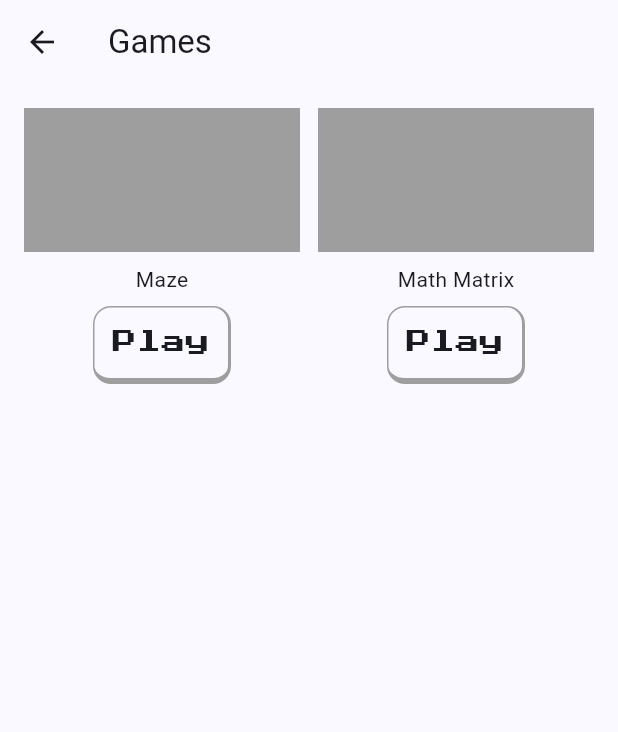
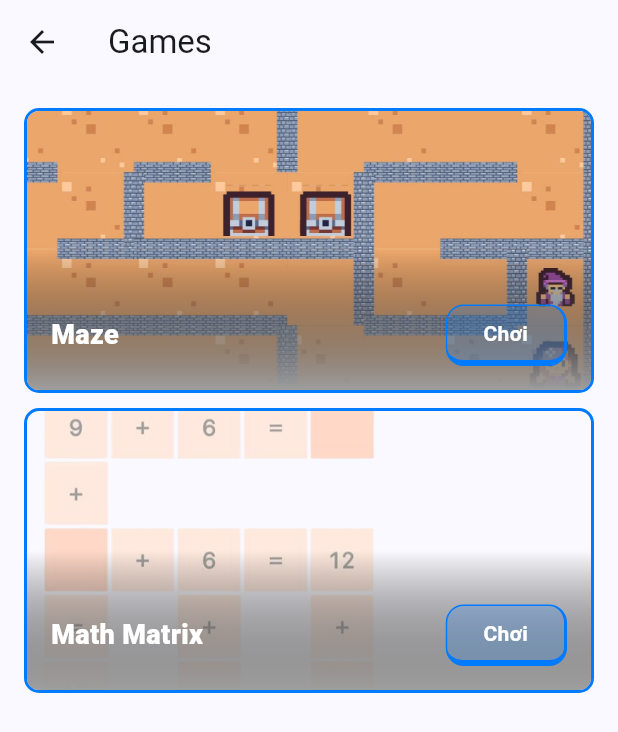
Before and after one commit to VIPCODE03/SmartLearn, a Flutter app: the SCRGame screen opened directly, on a phone screen of 412 x 824 dp. Shown: the top 732 px of the screen. Run offline on Flutter 3.47's test engine with Material 3 defaults, Android fonts, the light colour scheme and no system bars; our stand-ins replace app_links, bloc, camera, confetti, dartz, diacritic and 17 more; missing offline and left inert: flame, flutter_awesome_calculator, flutter_drawing_board, flutter_quill, flutter_tex, performer and 3 more; accounts and stored records are empty; statements that could not run were skipped.

Commit message:
update pc

```diff
--- a/lib/app/assets/app_assets.dart
+++ b/lib/app/assets/app_assets.dart
@@ -49,6 +49,13 @@ class _GameAssets {
   const _GameAssets();
 
   final maze = const _Maze();
+  final avatar = const _Avatar();
+}
+
+class _Avatar {
+  const _Avatar();
+  final String maze = "assets/game/avatar/maze.jpg";
+  final String matrix = "assets/game/avatar/matrix.jpg";
 }
 
 class _Maze {
--- a/lib/app/ui/widgets/web_widget.dart
+++ b/lib/app/ui/widgets/web_widget.dart
@@ -29,7 +29,9 @@ class _WIDWebState extends State<WIDWeb> {
   @override
   Widget build(BuildContext context) {
     if (_controller == null) {
-      return const Center(child: CircularProgressIndicator());
+      return Center(child: CircularProgressIndicator(
+        color: context.style.color.primaryColor,
+      ));
     }
 
     return Scaffold(
@@ -51,12 +53,6 @@ class _WIDWebState extends State<WIDWeb> {
         ],
       ),
     );
-  }
-
-  @override
-  void dispose() {
-    // KHÔNG xoá controller => giữ lại trạng thái
-    super.dispose();
   }
 }
 
--- a/lib/features/game/main/presentation/screens/game_screen.dart
+++ b/lib/features/game/main/presentation/screens/game_screen.dart
@@ -1,6 +1,8 @@
 import 'package:flutter/material.dart';
-import 'package:google_fonts/google_fonts.dart';
+import 'package:smart_learn/app/assets/app_assets.dart';
+import 'package:smart_learn/app/languages/provider.dart';
 import 'package:smart_learn/app/router/app_router_mixin.dart';
+import 'package:smart_learn/app/style/appstyle.dart';
 import 'package:smart_learn/features/game/games/math_matrix/game_math_screen.dart';
 import 'package:smart_learn/features/game/games/maze/presentation/maze_game_screen.dart';
 import 'package:smart_learn/features/game/shared/widgets/button_widget.dart';
@@ -15,6 +17,11 @@ class SCRGame extends StatelessWidget with AppRouterMixin {
       'Math Matrix'
     ];
 
+    final avatars = [
+      AppAssets.path.game.avatar.maze,
+      AppAssets.path.game.avatar.matrix,
+    ];
+
     final gameScreens = [
       const SCRMazeGame(),
       const SCRGameMathMatrix()
@@ -27,15 +34,17 @@ class SCRGame extends StatelessWidget with AppRouterMixin {
         child: GridView.builder(
           itemCount: games.length,
           gridDelegate: const SliverGridDelegateWithFixedCrossAxisCount(
-            crossAxisCount: 2,
-            crossAxisSpacing: 12,
-            mainAxisSpacing: 12,
-            childAspectRatio: 1,
+            crossAxisCount: 1,
+            crossAxisSpacing: 10,
+            mainAxisSpacing: 10,
+            childAspectRatio: 2,
           ),
           itemBuilder: (context, index) {
-            return GameCard(title: games[index], onPlay: () {
-              pushSlideUp(context, gameScreens[index]);
-            });
+            return GameCard(
+                title: games[index],
+                imageUrl: avatars[index],
+                onPlay: () => pushSlideUp(context, gameScreens[index])
+            );
           },
         ),
       ),
@@ -45,42 +54,97 @@ class SCRGame extends StatelessWidget with AppRouterMixin {
 
 class GameCard extends StatelessWidget {
   final String title;
+  final String imageUrl;
   final VoidCallback onPlay;
 
   const GameCard({
     super.key,
     required this.title,
+    required this.imageUrl,
     required this.onPlay,
   });
 
   @override
   Widget build(BuildContext context) {
-    return Column(
-      mainAxisSize: MainAxisSize.min,
+    return Container(
+      decoration: BoxDecoration(
+        color: Theme.of(context).cardColor,
+        border: Border.all(
+          width: 2,
+          color: context.style.color.primaryColor,
+        ),
+        borderRadius: BorderRadius.circular(10)
+      ),
+      child: ClipRRect(
+        borderRadius: BorderRadius.circular(8),
+        child: Stack(
+          fit: StackFit.expand,
           children: [
-        Expanded(
-          child: Container(
-            decoration: const BoxDecoration(
-              color: Colors.grey
+            Image.asset(
+              imageUrl,
+              fit: BoxFit.cover,
+              errorBuilder: (context, error, stackTrace) => Container(
+                color: Colors.grey[500],
+                alignment: Alignment.center,
+                child: const Icon(Icons.broken_image, color: Colors.white),
+              ),
+            ),
+
+            const DecoratedBox(
+              decoration: BoxDecoration(
+                gradient: LinearGradient(
+                  colors: [Colors.transparent, Colors.grey],
+                  begin: Alignment.topCenter,
+                  end: Alignment.bottomCenter,
+                  stops: [0.5, 1.0],
                 ),
               ),
             ),
-        const SizedBox(height: 8),
-        Text(title),
 
-        const SizedBox(height: 8),
+            Positioned(
+              left: 0,
+              right: 0,
+              bottom: 0,
+              child: Padding(
+                padding: const EdgeInsets.all(16.0),
+                child: Row(
+                  mainAxisAlignment: MainAxisAlignment.spaceBetween,
+                  children: [
+                    /// Title ----------------------------------------------------
+                    Expanded(
+                      child: Text(
+                        title,
+                        style: const TextStyle(
+                          color: Colors.white,
+                          fontSize: 18,
+                          fontWeight: FontWeight.w900,
+                        ),
+                        overflow: TextOverflow.ellipsis,
+                      ),
+                    ),
+
+                    const SizedBox(width: 8),
+
+                    /// Play Button ----------------------------------------------
                     WIDButtonGame(
                         onPressed: onPlay,
                         radius: BorderRadius.circular(12),
+                        color: context.style.color.primaryColor,
                         child: Padding(
-            padding: const EdgeInsets.all(12),
-            child: Text('Play',
-              style: GoogleFonts.pressStart2p(
-              textStyle: const TextStyle(fontSize: 16),
-            ),),
+                          padding: const EdgeInsets.symmetric(horizontal: 24.0, vertical: 8.0),
+                          child: Text(
+                              globalLanguage.play,
+                              style: const TextStyle(color: Colors.white, fontWeight: FontWeight.bold)
+                          ),
                         )
                     ),
-      ]
+                  ],
+                ),
+              ),
+            ),
+          ],
+        ),
+      ),
     );
   }
 }
--- a/lib/features/game/shared/widgets/button_widget.dart
+++ b/lib/features/game/shared/widgets/button_widget.dart
@@ -38,6 +38,7 @@ class _WIDButtonGameState extends State<WIDButtonGame> {
         margin: EdgeInsets.only(top: _isPressed ? 5 : 0),
         decoration: BoxDecoration(
           borderRadius: widget.radius,
+          color: (widget.color ?? Colors.grey).withValues(alpha: 0.2),
           border: Border(
             bottom: BorderSide(
               color: widget.color ?? Colors.grey,
--- a/lib/screen/mainscreen/pages/1_home/a_w_3_utilities_widget.dart
+++ b/lib/screen/mainscreen/pages/1_home/a_w_3_utilities_widget.dart
@@ -34,11 +34,12 @@ class HomeUtilities extends StatelessWidget {
                 globalLanguage.utilities,
                 style: const TextStyle(fontSize: 18, fontWeight: FontWeight.bold)
             ),
+
             GridView(
                 shrinkWrap: true,
                 physics: const NeverScrollableScrollPhysics(),
-                gridDelegate: const SliverGridDelegateWithFixedCrossAxisCount(
-                  crossAxisCount: 3,
+                gridDelegate: const SliverGridDelegateWithMaxCrossAxisExtent(
+                  maxCrossAxisExtent: 100,
                   mainAxisSpacing: 8,
                   crossAxisSpacing: 8,
                   childAspectRatio: 1.2,
@@ -65,6 +66,8 @@ class HomeUtilities extends StatelessWidget {
                       label: globalLanguage.translate,
                       onTap: () => appRouter.translate.goTranslation(context)),
                 ]),
+
+            const SizedBox(height: 10),
 
             Row(
               mainAxisAlignment: MainAxisAlignment.spaceBetween,
--- a/pubspec.yaml
+++ b/pubspec.yaml
@@ -124,6 +124,7 @@ flutter:
       - assets/images/
       - assets/train/
       - assets/game/maze/
+      - assets/game/avatar/
 
   # An image asset can refer to one or more resolution-specific "variants", see
   # https://flutter.dev/to/resolution-aware-images
```
Also changed, not shown: assets/game/avatar/matrix.jpg (added), assets/game/avatar/maze.jpg (added), lib/features/website/presentation/screen/web_screen.dart (deleted), 1 other file. Lines whose indentation alone changed are shown as unchanged.
